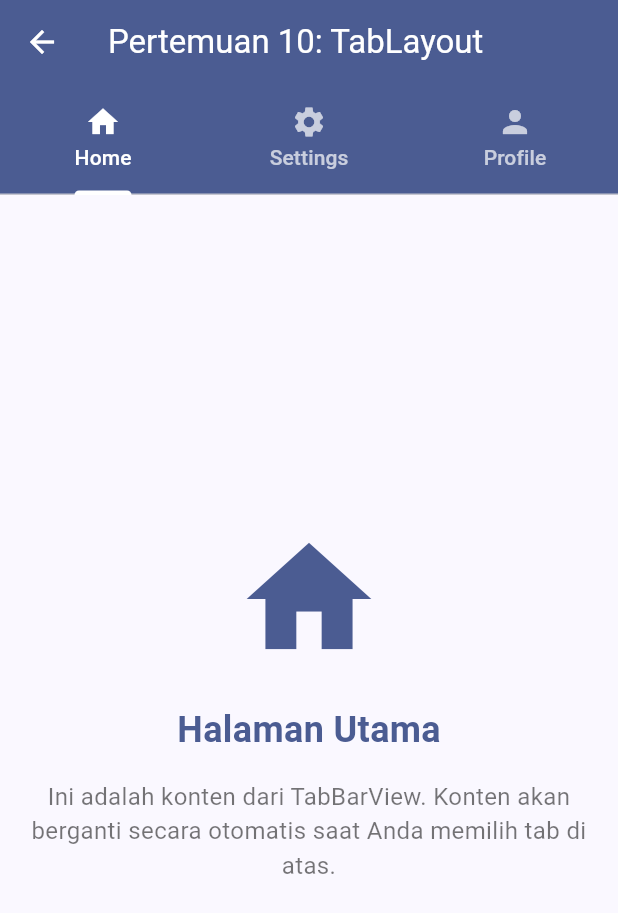
After one commit to ncexs/flutter, a Flutter app: the TabLayoutScreen screen opened directly, on a phone screen of 412 x 824 dp. The commit adds this screen. Shown: the top 913 px of the screen. Run offline on Flutter 3.47's test engine with Material 3 defaults, Android fonts, the phone set to English and light mode, and no system bars; our stand-ins replace adaptive_dialog, awesome_bottom_bar.

Commit message:
feat: Add Meeting 10 (TabLayout Example) and fix deprecated color usage

```diff
--- a/lib/screens/list_materi_screen.dart
+++ b/lib/screens/list_materi_screen.dart
@@ -4,8 +4,9 @@ import 'package:flutter/material.dart';
 import 'detail_screen.dart'; // Template materi 1-5, 7
 import 'checkbox_screen.dart'; // Materi Pertemuan 6
 import 'spinner_autocomplete_screen.dart'; // Materi Pertemuan 8
-// WAJIB DITAMBAHKAN: Import CreateDataScreen untuk Pertemuan 9
-import 'create_data_screen.dart';
+import 'create_data_screen.dart'; // Materi Pertemuan 9
+// WAJIB DITAMBAHKAN: Import TabLayoutScreen untuk Pertemuan 10
+import 'tab_layout_screen.dart';
 
 // ===============================================
 // HALAMAN DAFTAR MATERI (STATELESS)
@@ -61,8 +62,9 @@ class ListMateriScreen extends StatelessWidget {
       {'judul': 'Pertemuan 6', 'sub': 'Bekerja dengan CheckBox'},
       {'judul': 'Pertemuan 7', 'sub': 'Project UTS'},
       {'judul': 'Pertemuan 8', 'sub': 'Spinner & AutoComplete'},
-      // PERUBAHAN: Tambahkan Pertemuan 9
       {'judul': 'Pertemuan 9', 'sub': 'DatePicker & TimePicker'},
+      // PERUBAHAN: Tambahkan Pertemuan 10
+      {'judul': 'Pertemuan 10', 'sub': 'Contoh Penggunaan TabLayout'},
     ];
 
     return Scaffold(
@@ -71,7 +73,10 @@ class ListMateriScreen extends StatelessWidget {
         backgroundColor: Theme.of(context).colorScheme.primary,
         title: Text(
           'My Books',
-          style: TextStyle(color: Theme.of(context).colorScheme.onPrimary),
+          style: TextStyle(
+            fontWeight: FontWeight.bold,
+            color: Theme.of(context).colorScheme.onPrimary,
+          ),
         ),
       ),
       body: Padding(
@@ -115,6 +120,7 @@ class ListMateriScreen extends StatelessWidget {
                       subtitle: Text(item['sub']!),
                       trailing: const Icon(Icons.arrow_forward_ios, size: 18),
 
+                      // 2. LOGIKA ONTAP DENGAN NAMA CLASS BARU
                       onTap: () {
                         switch (item['judul']) {
                           // Kasus untuk halaman detail SEDERHANA
@@ -122,6 +128,7 @@ class ListMateriScreen extends StatelessWidget {
                             Navigator.push(
                               context,
                               MaterialPageRoute(
+                                // MEMANGGIL CLASS DetailScreen
                                 builder: (context) => DetailScreen(
                                   title: item['judul']!,
                                   content: const Text("Hello"),
@@ -133,6 +140,7 @@ class ListMateriScreen extends StatelessWidget {
                             Navigator.push(
                               context,
                               MaterialPageRoute(
+                                // MEMANGGIL CLASS DetailScreen
                                 builder: (context) => DetailScreen(
                                   title: item['judul']!,
                                   content: const Text("Isi Materi Pertemuan 2"),
@@ -144,6 +152,7 @@ class ListMateriScreen extends StatelessWidget {
                             Navigator.push(
                               context,
                               MaterialPageRoute(
+                                // MEMANGGIL CLASS DetailScreen
                                 builder: (context) => DetailScreen(
                                   title: item['judul']!,
                                   content: const Text("Isi Materi Pertemuan 3"),
@@ -155,6 +164,7 @@ class ListMateriScreen extends StatelessWidget {
                             Navigator.push(
                               context,
                               MaterialPageRoute(
+                                // MEMANGGIL CLASS DetailScreen
                                 builder: (context) => DetailScreen(
                                   title: "Toast and AlertDialog",
                                   content: _buildToastAlertContent(context),
@@ -166,6 +176,7 @@ class ListMateriScreen extends StatelessWidget {
                             Navigator.push(
                               context,
                               MaterialPageRoute(
+                                // MEMANGGIL CLASS DetailScreen
                                 builder: (context) => DetailScreen(
                                   title: item['judul']!,
                                   content: const Text("Isi Materi Pertemuan 5"),
@@ -177,6 +188,7 @@ class ListMateriScreen extends StatelessWidget {
                             Navigator.push(
                               context,
                               MaterialPageRoute(
+                                // MEMANGGIL CLASS DetailScreen
                                 builder: (context) => DetailScreen(
                                   title: item['judul']!,
                                   content: const Text("Isi Materi Project UTS"),
@@ -187,6 +199,7 @@ class ListMateriScreen extends StatelessWidget {
 
                           // Kasus untuk halaman KOMPLEKS (file sendiri)
                           case 'Pertemuan 6':
+                            // MEMANGGIL CLASS CheckboxScreen
                             Navigator.push(
                               context,
                               MaterialPageRoute(
@@ -195,6 +208,7 @@ class ListMateriScreen extends StatelessWidget {
                             );
                             break;
                           case 'Pertemuan 8':
+                            // MEMANGGIL CLASS SpinnerAutocompleteScreen
                             Navigator.push(
                               context,
                               MaterialPageRoute(
@@ -203,18 +217,25 @@ class ListMateriScreen extends StatelessWidget {
                               ),
                             );
                             break;
-
-                          // PERUBAHAN: Tambahkan case untuk Pertemuan 9
                           case 'Pertemuan 9':
+                            // MEMANGGIL CLASS CreateDataScreen
                             Navigator.push(
                               context,
                               MaterialPageRoute(
-                                // Navigasi ke CreateDataScreen
                                 builder: (context) => const CreateDataScreen(),
                               ),
                             );
                             break;
-
+                          // PERUBAHAN: Tambahkan case untuk Pertemuan 10
+                          case 'Pertemuan 10':
+                            // MEMANGGIL CLASS TabLayoutScreen
+                            Navigator.push(
+                              context,
+                              MaterialPageRoute(
+                                builder: (context) => const TabLayoutScreen(),
+                              ),
+                            );
+                            break;
                           default:
                             ScaffoldMessenger.of(context).showSnackBar(
                               SnackBar(
--- /dev/null
+++ b/lib/screens/tab_layout_screen.dart
@@ -0,0 +1,86 @@
+import 'package:flutter/material.dart';
+
+// Layar ini mengimplementasikan TabBar dan TabBarView
+class TabLayoutScreen extends StatelessWidget {
+  const TabLayoutScreen({super.key});
+
+  @override
+  Widget build(BuildContext context) {
+    final Color primaryColor = Theme.of(context).colorScheme.primary;
+    final Color onPrimaryColor = Theme.of(context).colorScheme.onPrimary;
+
+    // DefaultTabController adalah widget yang menyediakan TabController ke widget-widget turunannya.
+    return DefaultTabController(
+      length: 3, // Jumlah total tab yang akan digunakan
+      child: Scaffold(
+        appBar: AppBar(
+          backgroundColor: primaryColor,
+          title: Text(
+            'Pertemuan 10: TabLayout',
+            style: TextStyle(color: onPrimaryColor),
+          ),
+          iconTheme: IconThemeData(color: onPrimaryColor),
+          // Bagian bottom dari AppBar adalah tempat menempatkan TabBar
+          bottom: TabBar(
+            // Warna indicator (garis bawah tab yang dipilih)
+            indicatorColor: onPrimaryColor,
+            // Warna teks/ikon tab yang dipilih
+            labelColor: onPrimaryColor,
+            // PERBAIKAN: Mengganti .withOpacity(0.7) dengan .withAlpha(178)
+            unselectedLabelColor: onPrimaryColor.withAlpha(178),
+            tabs: const [
+              // Icon dan Label untuk setiap Tab
+              Tab(icon: Icon(Icons.home), text: 'Home'),
+              Tab(icon: Icon(Icons.settings), text: 'Settings'),
+              Tab(icon: Icon(Icons.person), text: 'Profile'),
+            ],
+          ),
+        ),
+        // TabBarView akan menampilkan konten sesuai dengan tab yang dipilih
+        body: TabBarView(
+          children: [
+            // Konten untuk Tab "Home"
+            _buildTabContent(Icons.home, 'Halaman Utama', primaryColor),
+            // Konten untuk Tab "Settings"
+            _buildTabContent(
+              Icons.settings,
+              'Pengaturan Aplikasi',
+              primaryColor,
+            ),
+            // Konten untuk Tab "Profile"
+            _buildTabContent(Icons.person, 'Informasi Pengguna', primaryColor),
+          ],
+        ),
+      ),
+    );
+  }
+
+  // Widget helper untuk membuat tampilan konten Tab yang seragam
+  Widget _buildTabContent(IconData icon, String text, Color color) {
+    return Center(
+      child: Column(
+        mainAxisAlignment: MainAxisAlignment.center,
+        children: <Widget>[
+          Icon(icon, size: 100, color: color),
+          const SizedBox(height: 20),
+          Text(
+            text,
+            style: TextStyle(
+              fontSize: 24,
+              fontWeight: FontWeight.bold,
+              color: color,
+            ),
+          ),
+          const Padding(
+            padding: EdgeInsets.all(16.0),
+            child: Text(
+              'Ini adalah konten dari TabBarView. Konten akan berganti secara otomatis saat Anda memilih tab di atas.',
+              textAlign: TextAlign.center,
+              style: TextStyle(fontSize: 16, color: Colors.black54),
+            ),
+          ),
+        ],
+      ),
+    );
+  }
+}
```
Also changed, not shown: pubspec.lock.
